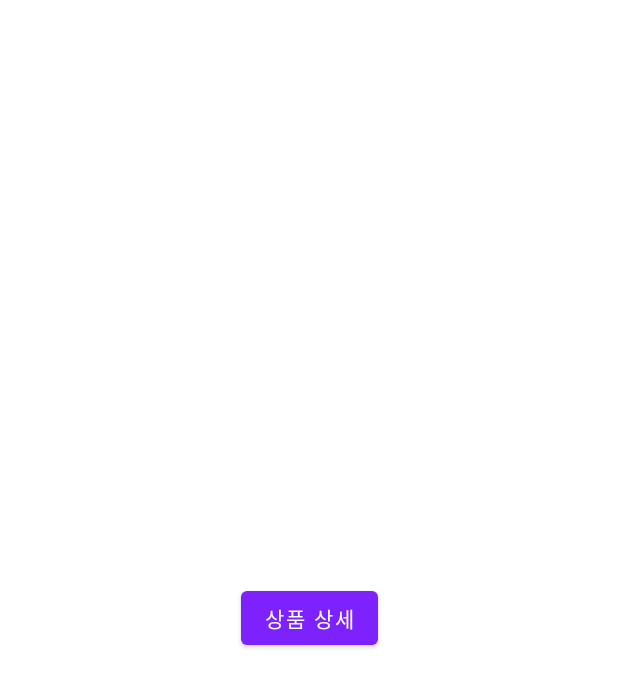
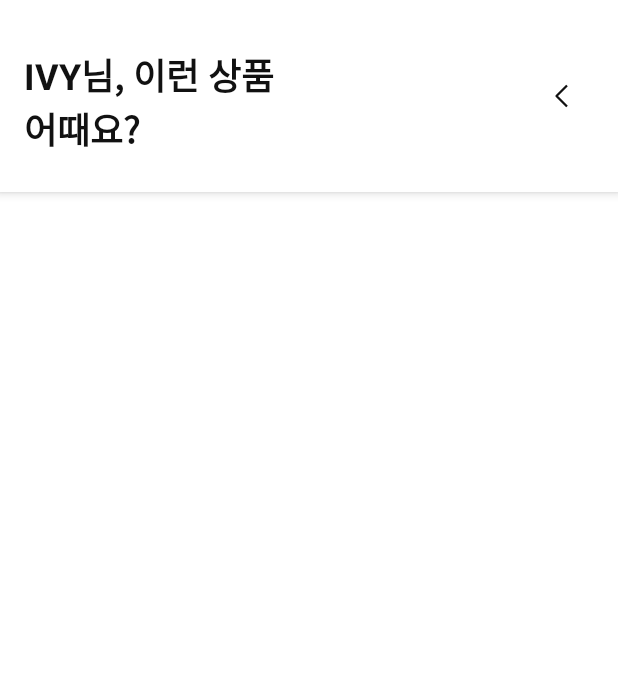
Before and after one commit to ltbl0528/shoppi-android, an Android app: the layout fragment_home.xml on its own in the app's theme, with its tools: preview values and no code run, on a phone screen of 412 x 824 dp. Shown: the top 687 px of the screen. Run offline under Robolectric (Android 15) with nearby library versions, the phone set to English and light mode, and no system bars.

Commit message:
1. Android Studio, Gradle 버전 업데이트 2. Home UI Toolbar 하위 View 디자인 수정 3. JSON data 파싱해 Home UI에 띄우기

```diff
--- a/app/src/main/AndroidManifest.xml
+++ b/app/src/main/AndroidManifest.xml
@@ -1,6 +1,9 @@
 <?xml version="1.0" encoding="utf-8"?>
 <manifest xmlns:android="http://schemas.android.com/apk/res/android"
     package="com.shoppi.app">
+
+    <uses-permission android:name="android.permission.INTERNET" />
+    <uses-permission android:name="android.permission.ACCESS_NETWORK_STATE"/>
 
     <application
         android:allowBackup="false"
--- a/app/src/main/assets/home.json
+++ b/app/src/main/assets/home.json
@@ -1,6 +1,6 @@
 {
   "title" : {
-    "text" : "IVY님, 이런 상품 어때요?",
+    "text" : "IVY님, 이런 상품\n어때요?",
     "icon_url": "https://user-images.githubusercontent.com/76424323/161581427-acd46359-10e9-4364-af42-f3ebd64a81c4.png"
   },
   "top_banners" : [
--- a/app/src/main/res/layout/fragment_home.xml
+++ b/app/src/main/res/layout/fragment_home.xml
@@ -1,16 +1,49 @@
 <?xml version="1.0" encoding="utf-8"?>
-<androidx.constraintlayout.widget.ConstraintLayout xmlns:android="http://schemas.android.com/apk/res/android"
+<androidx.coordinatorlayout.widget.CoordinatorLayout xmlns:android="http://schemas.android.com/apk/res/android"
+    xmlns:app="http://schemas.android.com/apk/res-auto"
+    xmlns:tools="http://schemas.android.com/tools"
     android:layout_width="match_parent"
-    android:layout_height="match_parent"
-    xmlns:app="http://schemas.android.com/apk/res-auto">
-    <Button
-        android:id="@+id/btn_enter_product_detail"
-        android:text="상품 상세"
-        android:layout_width="wrap_content"
+    android:layout_height="match_parent">
+
+    <com.google.android.material.appbar.AppBarLayout
+        android:layout_width="match_parent"
         android:layout_height="wrap_content"
-        app:layout_constraintTop_toTopOf="parent"
-        app:layout_constraintStart_toStartOf="parent"
-        app:layout_constraintEnd_toEndOf="parent"
-        app:layout_constraintBottom_toBottomOf="parent"
-        />
-</androidx.constraintlayout.widget.ConstraintLayout>
+        android:background="@color/shoppi_white">
+
+        <androidx.appcompat.widget.Toolbar
+            android:layout_width="match_parent"
+            android:layout_height="wrap_content"
+            app:contentInsetStart="0dp"
+            app:layout_scrollFlags="scroll|enterAlways">
+
+            <TextView
+                android:id="@+id/toolbar_home_title"
+                android:layout_width="wrap_content"
+                android:layout_height="wrap_content"
+                android:paddingStart="16dp"
+                android:paddingTop="32dp"
+                android:paddingBottom="24dp"
+                android:textColor="@color/shoppi_black_02"
+                android:textSize="24sp"
+                android:textStyle="bold"
+                tools:text="IVY님, 이런 상품\n어때요?" />
+
+            <ImageView
+                android:id="@+id/toolbar_home_icon"
+                android:layout_width="68dp"
+                android:layout_height="68dp"
+                android:layout_gravity="end"
+                android:layout_marginEnd="4dp"
+                android:scaleType="center"
+                tools:src="@drawable/ic_gnb_back" />
+        </androidx.appcompat.widget.Toolbar>
+    </com.google.android.material.appbar.AppBarLayout>
+
+    <androidx.core.widget.NestedScrollView
+        android:layout_width="match_parent"
+        android:layout_height="match_parent"
+        app:layout_behavior="@string/appbar_scrolling_view_behavior">
+
+    </androidx.core.widget.NestedScrollView>
+
+</androidx.coordinatorlayout.widget.CoordinatorLayout>
```
Also changed, not shown: app/build.gradle (+10 -6 lines), app/src/main/java/com/shoppi/app/GlideModule.kt (added, +8 -0 lines), app/src/main/java/com/shoppi/app/HomeFragment.kt (+9 -8 lines), build.gradle (+4 -4 lines), gradle/wrapper/gradle-wrapper.properties.
